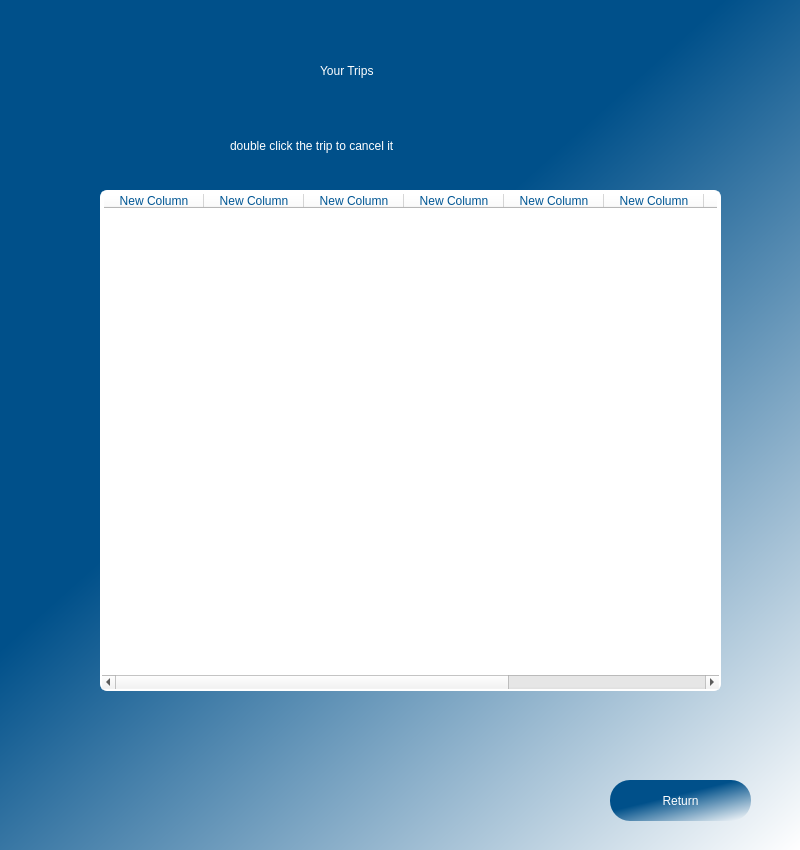
Qt form ui/ShowBookings.ui (kareemsakkary/TrainBookingSystem) before a commit.
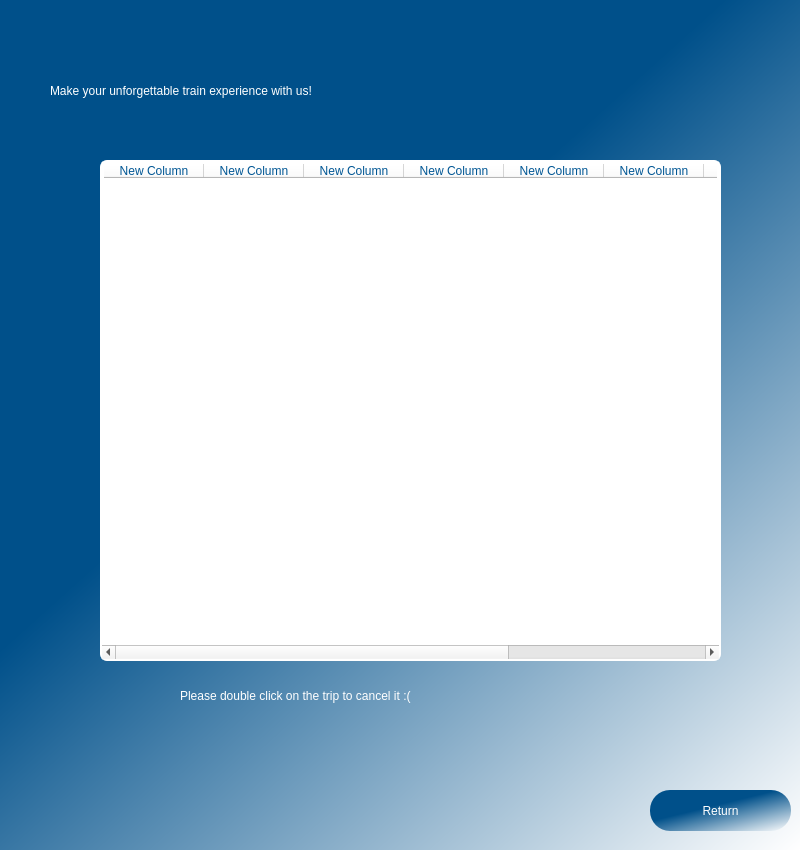
The same form after that commit.

```diff
--- a/ui/ShowBookings.ui
+++ b/ui/ShowBookings.ui
@@ -29,28 +29,11 @@
 
 }</string>
    </property>
-   <widget class="QLabel" name="label_3">
-    <property name="geometry">
-     <rect>
-      <x>320</x>
-      <y>40</y>
-      <width>151</width>
-      <height>61</height>
-     </rect>
-    </property>
-    <property name="styleSheet">
-     <string notr="true">font: 20 20pt &quot;Sitka Heading Semibold&quot;;
-color: rgb(255, 255, 255);</string>
-    </property>
-    <property name="text">
-     <string>Your Trips</string>
-    </property>
-   </widget>
    <widget class="QPushButton" name="returnButton">
     <property name="geometry">
      <rect>
-      <x>610</x>
-      <y>780</y>
+      <x>650</x>
+      <y>790</y>
       <width>141</width>
       <height>41</height>
      </rect>
@@ -76,7 +59,7 @@
     <property name="geometry">
      <rect>
       <x>100</x>
-      <y>190</y>
+      <y>160</y>
       <width>621</width>
       <height>501</height>
      </rect>
@@ -177,9 +160,9 @@
    <widget class="QLabel" name="instructionLabel">
     <property name="geometry">
      <rect>
-      <x>230</x>
-      <y>130</y>
-      <width>351</width>
+      <x>180</x>
+      <y>680</y>
+      <width>471</width>
       <height>31</height>
      </rect>
     </property>
@@ -188,30 +171,24 @@
 color: rgb(255, 255, 255);</string>
     </property>
     <property name="text">
-     <string>double click the trip to cancel it</string>
+     <string>Please double click on the trip to cancel it :(</string>
     </property>
    </widget>
    <widget class="QLabel" name="error">
     <property name="geometry">
      <rect>
-      <x>120</x>
-      <y>710</y>
-      <width>591</width>
-      <height>31</height>
+      <x>50</x>
+      <y>60</y>
+      <width>721</width>
+      <height>61</height>
      </rect>
     </property>
-    <property name="layoutDirection">
-     <enum>Qt::RightToLeft</enum>
-    </property>
     <property name="styleSheet">
-     <string notr="true">font: 10pt &quot;Sitka Heading Semibold&quot;;
-color:rgb(180, 0, 0)</string>
+     <string notr="true">font: 20 20pt &quot;Sitka Heading Semibold&quot;;
+color: rgb(255, 255, 255);</string>
     </property>
     <property name="text">
-     <string/>
-    </property>
-    <property name="alignment">
-     <set>Qt::AlignCenter</set>
+     <string>Make your unforgettable train experience with us!</string>
     </property>
    </widget>
   </widget>
```
Left out of the diff: 2 changed lines with no effect on the pictures.
